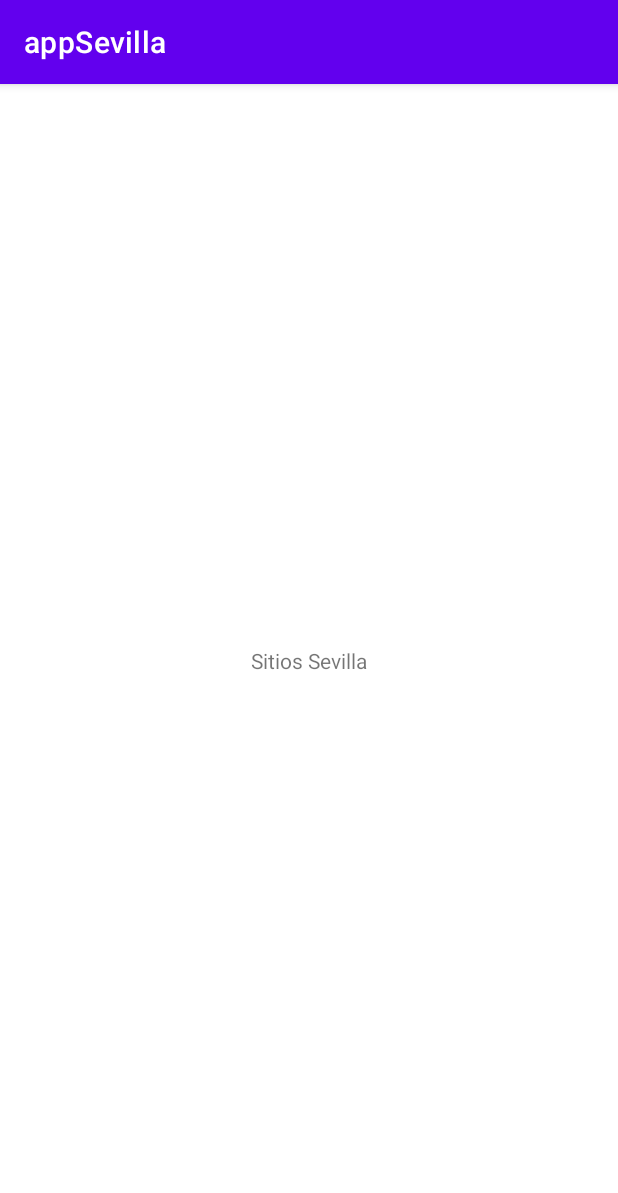
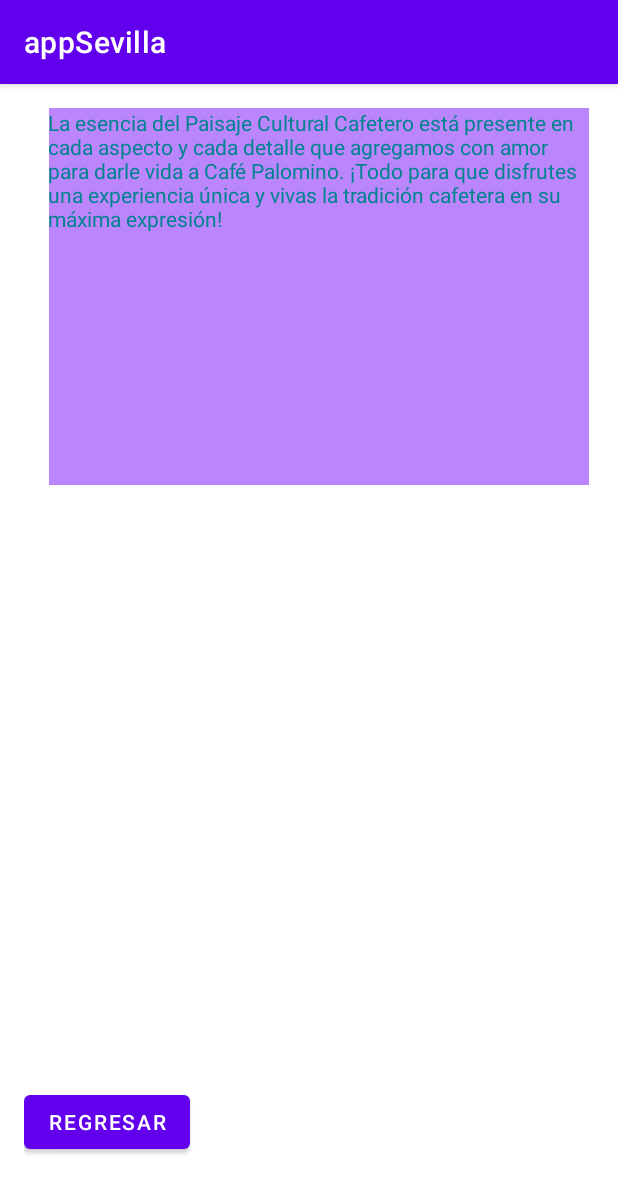
Before and after one commit to IDECOS/appSevilla, an Android app: the screen it shows after launch (MainActivity), on a phone screen of 412 x 824 dp. Shown: the top 1193 px of the screen. Run offline under Robolectric (Android 15) with nearby library versions, the phone set to English and light mode, and no system bars.

Commit message:
Segunda Actualizacion de la vista Main

```diff
--- a/app/src/main/res/layout/activity_main.xml
+++ b/app/src/main/res/layout/activity_main.xml
@@ -4,15 +4,56 @@
     xmlns:tools="http://schemas.android.com/tools"
     android:layout_width="match_parent"
     android:layout_height="match_parent"
+    android:layout_margin="16dp"
     tools:context=".MainActivity">
 
     <TextView
         android:layout_width="wrap_content"
         android:layout_height="wrap_content"
-        android:text="Sitios Sevilla"
+        android:text="@string/Sitio_Sevilla"
+        android:textColor="#A1887F"
+        android:textSize="20sp"
         app:layout_constraintBottom_toBottomOf="parent"
+        app:layout_constraintEnd_toEndOf="parent"
+        app:layout_constraintHorizontal_bias="0.504"
         app:layout_constraintLeft_toLeftOf="parent"
         app:layout_constraintRight_toRightOf="parent"
-        app:layout_constraintTop_toTopOf="parent" />
+        app:layout_constraintStart_toStartOf="parent"
+        app:layout_constraintTop_toTopOf="parent"
+        app:layout_constraintVertical_bias="0.0" />
+
+    <ImageView
+        android:id="@+id/imageView"
+        android:layout_width="360dp"
+        android:layout_height="251dp"
+        android:contentDescription="@string/foto_palomino"
+        app:layout_constraintEnd_toEndOf="parent"
+        app:layout_constraintHorizontal_bias="0.842"
+        app:layout_constraintStart_toStartOf="parent"
+        app:srcCompat="@color/purple_200"
+        tools:ignore="ImageContrastCheck,MissingConstraints"
+        tools:layout_editor_absoluteY="103dp"
+        tools:srcCompat="@drawable/ic_palomino" />
+
+    <Button
+        android:id="@+id/button"
+        android:layout_width="wrap_content"
+        android:layout_height="wrap_content"
+        android:layout_marginBottom="36dp"
+        android:text="@string/btn_regresar"
+        app:layout_constraintBottom_toBottomOf="parent"
+        tools:layout_editor_absoluteX="256dp"
+        tools:ignore="MissingConstraints" />
+
+    <TextView
+        android:id="@+id/textView"
+        android:layout_width="353dp"
+        android:layout_height="163dp"
+        android:layout_marginStart="16dp"
+        android:text="@string/text_descripcion"
+        android:textColor="#00838F"
+        app:layout_constraintStart_toStartOf="parent"
+        tools:layout_editor_absoluteY="437dp"
+        tools:ignore="MissingConstraints" />
 
 </androidx.constraintlayout.widget.ConstraintLayout>
--- a/app/src/main/res/values/strings.xml
+++ b/app/src/main/res/values/strings.xml
@@ -1,3 +1,7 @@
 <resources>
     <string name="app_name">appSevilla</string>
+    <string name="foto_palomino">Cafe Palomino</string>
+    <string name="btn_regresar">Regresar</string>
+    <string name="text_descripcion">La esencia del Paisaje Cultural Cafetero está presente en cada aspecto y cada detalle que agregamos con amor para darle vida a Café Palomino. ¡Todo para que disfrutes una experiencia única y vivas la tradición cafetera en su máxima expresión!</string>
+    <string name="Sitio_Sevilla">Cafe Palomino</string>
 </resources>
--- a/app/src/main/res/values/themes.xml
+++ b/app/src/main/res/values/themes.xml
@@ -8,7 +8,7 @@
         <!-- Secondary brand color. -->
         <item name="colorSecondary">@color/teal_200</item>
         <item name="colorSecondaryVariant">@color/teal_700</item>
-        <item name="colorOnSecondary">@color/black</item>
+        <item name="colorOnSecondary">@color/white</item>
         <!-- Status bar color. -->
         <item name="android:statusBarColor" tools:targetApi="l">?attr/colorPrimaryVariant</item>
         <!-- Customize your theme here. -->
```
Also changed, not shown: app/src/main/res/drawable/ic_palomino.jpg (added).
